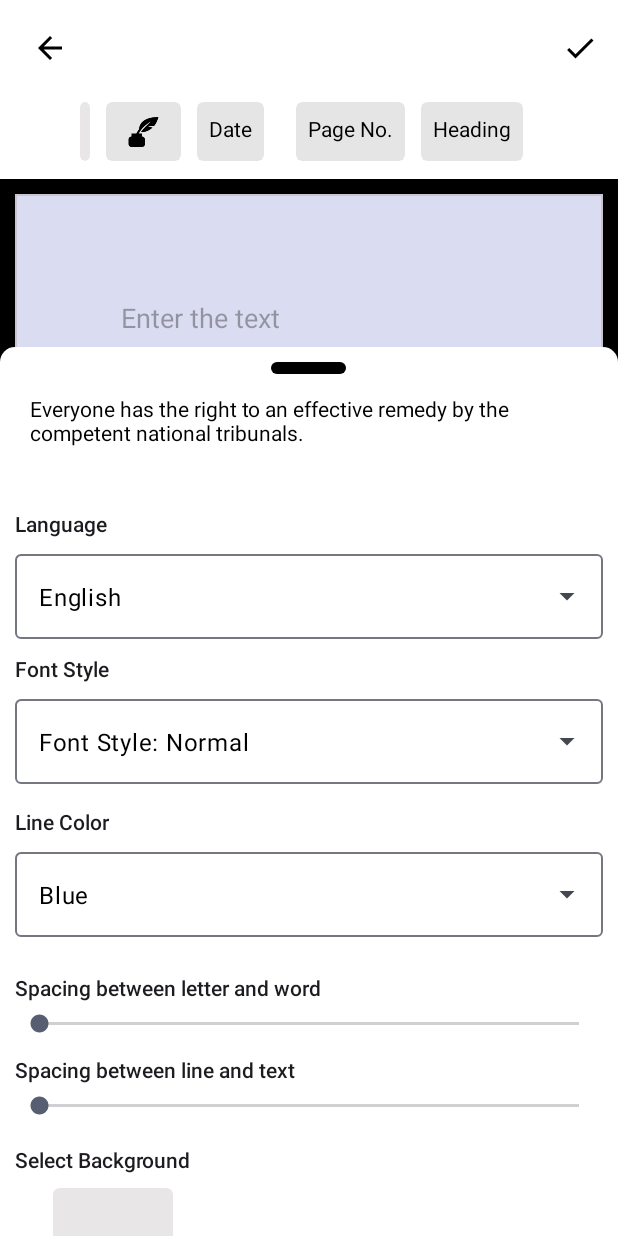
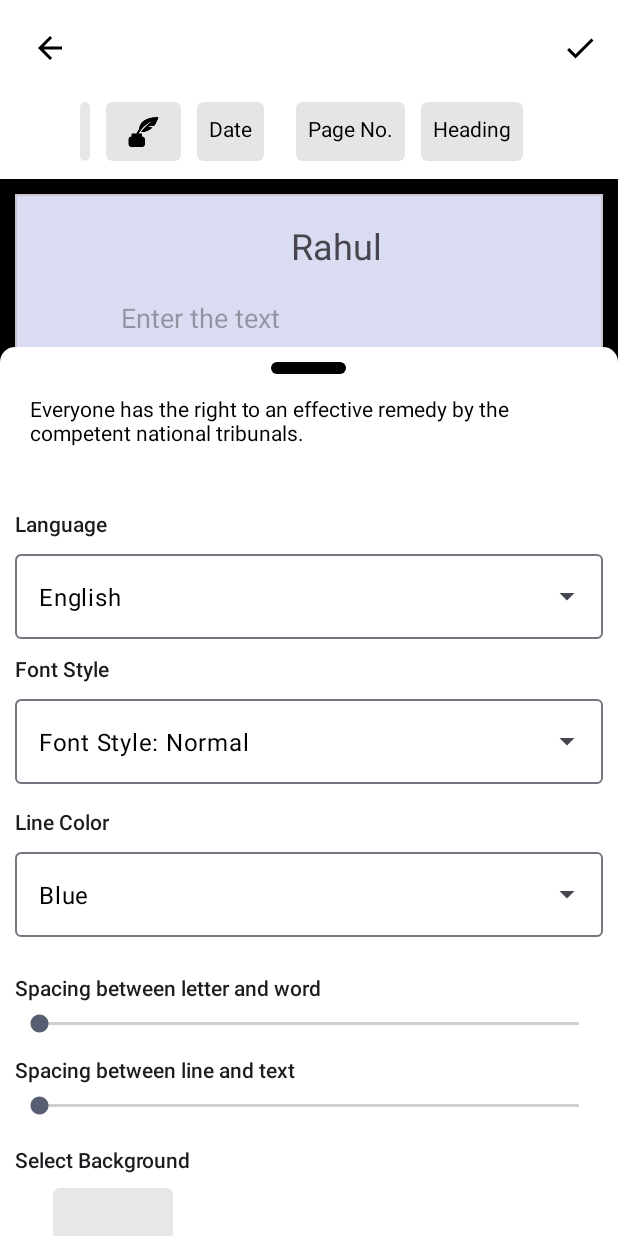
Before and after one commit to Rahulrajput101/HandWritter, an Android app: the layout fragment_page_edit.xml on its own in the app's theme, with its tools: preview values and no code run, on a phone screen of 412 x 824 dp. Run offline under Robolectric (Android 15) with nearby library versions, the phone set to English and light mode, and no system bars; network calls fail.

```diff
--- a/app/src/main/res/layout/fragment_page_edit.xml
+++ b/app/src/main/res/layout/fragment_page_edit.xml
@@ -363,10 +363,11 @@
                     <TextView
                         android:id="@+id/dateText"
                         android:layout_width="wrap_content"
-                        android:layout_height="wrap_content"
+                        android:layout_height="26dp"
                         android:layout_gravity="center"
                         android:background="@android:color/transparent"
                         android:maxLines="1"
+                        android:textStyle="bold"
                         android:textSize="10sp"
                         app:layout_constraintBottom_toBottomOf="parent"
                         app:layout_constraintEnd_toStartOf="@+id/left_view"
@@ -384,19 +385,30 @@
                         app:layout_constraintEnd_toEndOf="@+id/top_view"
                         app:layout_constraintTop_toTopOf="@+id/iv_image_edit_view" />
 
-                    <TextView
-                        android:id="@+id/headingTextView"
-                        android:layout_width="wrap_content"
-                        android:layout_height="wrap_content"
-                        android:layout_marginStart="6dp"
-                        android:layout_marginTop="6dp"
-                        android:layout_marginEnd="6dp"
-                        android:layout_marginBottom="6dp"
-                        android:textSize="24sp"
-                        app:layout_constraintBottom_toBottomOf="@+id/top_view"
-                        app:layout_constraintEnd_toEndOf="parent"
-                        app:layout_constraintStart_toStartOf="@+id/left_view"
-                        app:layout_constraintTop_toTopOf="@+id/iv_image_edit_view" />
+                    <androidx.constraintlayout.widget.ConstraintLayout
+                        android:id="@+id/headlineParentConstraint"
+                        android:layout_width="0dp"
+                        android:layout_height="0dp"
+
+                        app:layout_constraintBottom_toTopOf="@+id/top_view"
+                        app:layout_constraintEnd_toStartOf="@+id/pageNumberTextView"
+                        app:layout_constraintStart_toStartOf="@+id/ivTextEditView"
+                        app:layout_constraintTop_toTopOf="parent">
+
+                        <TextView
+                            android:id="@+id/headingTextView"
+                            android:layout_width="180dp"
+                            android:layout_height="wrap_content"
+                            android:gravity="center"
+                            android:text="Rahul"
+                            android:textSize="24sp"
+                            app:layout_constraintBottom_toBottomOf="parent"
+                            app:layout_constraintEnd_toEndOf="parent"
+                            app:layout_constraintHorizontal_bias="0.4"
+                            app:layout_constraintStart_toStartOf="parent"
+                            app:layout_constraintTop_toTopOf="parent" />
+
+                    </androidx.constraintlayout.widget.ConstraintLayout>
 
                 </androidx.constraintlayout.widget.ConstraintLayout>
 
```
Also changed, not shown: app/src/main/java/com.elkdocs.handwritter/presentation/page_edit_screen/PageEditFragment.kt (+245 -176 lines), app/src/main/java/com.elkdocs.handwritter/util/OtherUtility.kt (+7 -0 lines), app/src/main/res/layout/dialog_page_heading.xml (+7 -4 lines).
